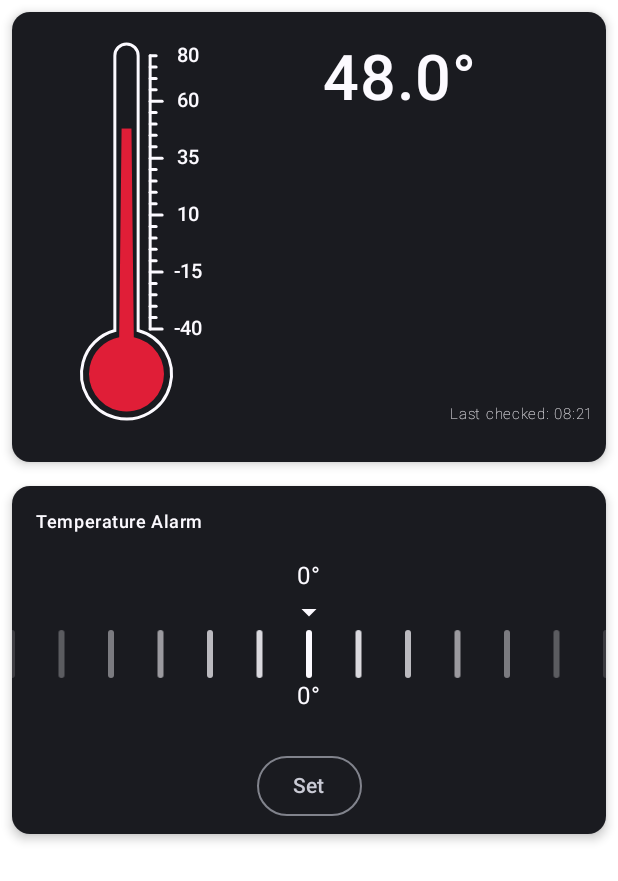
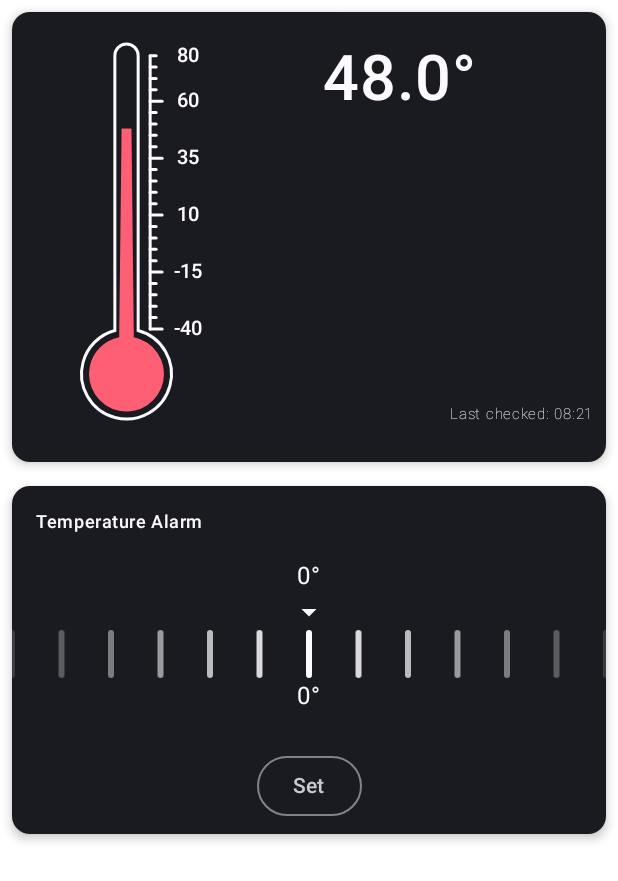
Before and after one commit to Ramink78/Thermometer, an Android app built with Jetpack Compose: the @Preview function TemperatureScreenPreview, on a phone screen of 412 x 824 dp. Shown: the top 881 px of the screen. Run offline under Robolectric (Android 15) with nearby library versions, the phone set to English and light mode, and no system bars.

Commit message:
change animate temperature meter fill color by given temperature

```diff
--- a/app/src/main/java/rk/thermometer/ui/component/TemperatureMeter.kt
+++ b/app/src/main/java/rk/thermometer/ui/component/TemperatureMeter.kt
@@ -1,5 +1,6 @@
 package rk.thermometer.ui.component
 
+import androidx.compose.animation.animateColorAsState
 import androidx.compose.animation.core.Animatable
 import androidx.compose.animation.core.EaseInCubic
 import androidx.compose.animation.core.tween
@@ -61,6 +62,16 @@ fun TemperatureMeter(
         Animatable(oldTemperature)
     }
     val tempState = animatedTemperature.asState()
+    val fillColor by animateColorAsState(
+        targetValue = when (temperature) {
+            in -40f..-20f -> Color(0xff62cff4)
+            in -20f..0f-> Color(0xff2c67f2)
+            in 0f..20f-> Color(0xff2bff88)
+            in 20f..40f-> Color(0xfffc9840)
+            in 40f..60f-> Color(0xfffe5f75)
+            else -> Color(0xffb30938)
+        }, label = "colorAnimation"
+    )
     LaunchedEffect(temperature) {
         animatedTemperature.animateTo(
             temperature,
@@ -117,7 +128,8 @@ fun TemperatureMeter(
                 bottomRect = bottomRect,
                 smallArcRadius = smallArcRadius,
                 tempDiv = 5,
-                outlineColor = outlineColor
+                outlineColor = outlineColor,
+                fillColor =fillColor
             )
         }
     }
@@ -127,13 +139,15 @@ fun TemperatureMeter(
 
 fun DrawScope.drawFillPath(
     outlinePath: Path,
-    top: Offset = Offset.Zero
+    top: Offset = Offset.Zero,
+    color: Color
 ) {
+    // Color(0xffe01e37)
     clipPath(
         outlinePath
     ) {
         drawRect(
-            color = Color(0xffe01e37),
+            color = color,
             topLeft = top
         )
     }
@@ -150,7 +164,8 @@ private fun DrawScope.drawThermometer(
     columnRight: Float,
     bottomRect: Rect,
     smallArcRadius: Float,
-    outlineColor: Color
+    outlineColor: Color,
+    fillColor: Color
 ) {
     val topOfMeter = Offset(
         x = columnRight + 8.dp.toPx(),
@@ -169,7 +184,8 @@ private fun DrawScope.drawThermometer(
         top = Offset(
             0f,
             topOfMeter.y + (unitHeight) * (maxTemp - temperature) / tempDiv
-        )
+        ),
+        color = fillColor
     )
     drawThermometerPath(
         outlinePath,
```
